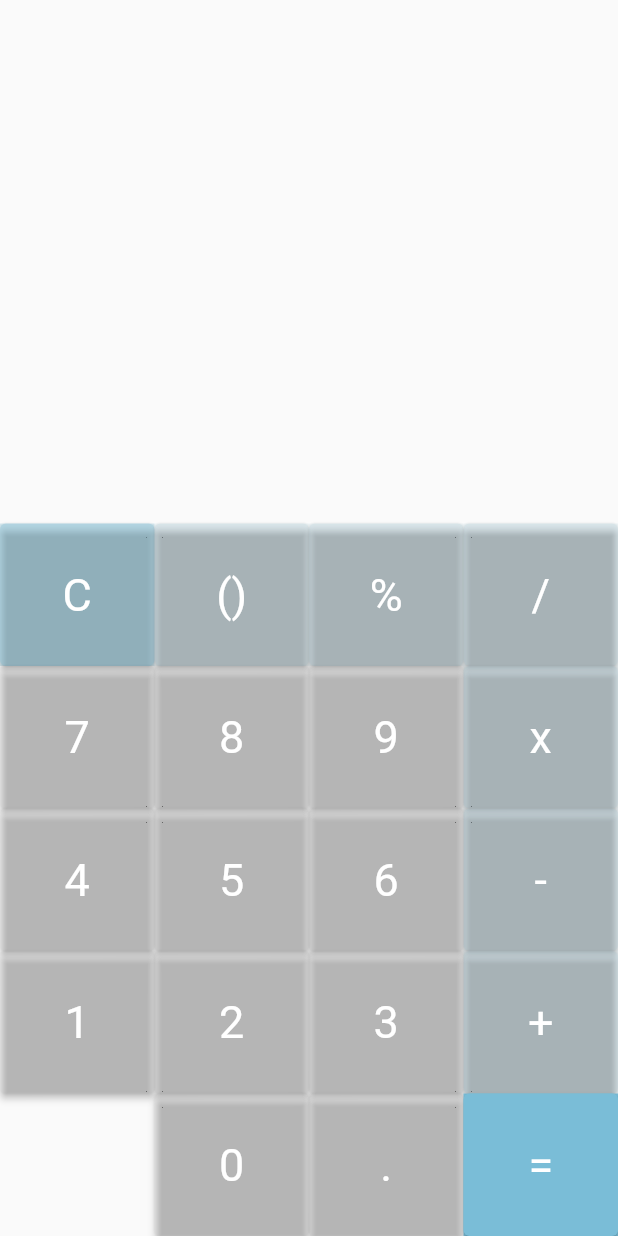
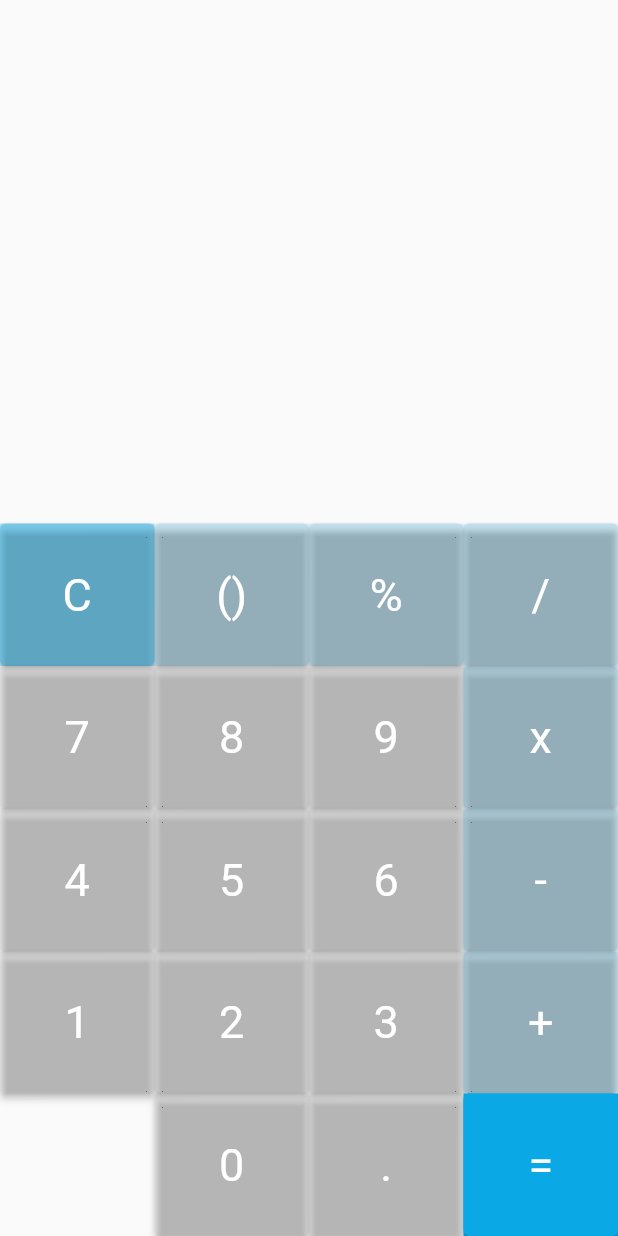
Before and after one commit to sunildubey/SimpleCalculator, a Flutter app: the screen it shows after launch, on a phone screen of 412 x 824 dp. Run offline on Flutter 3.47's test engine with Material 2 defaults, Android fonts, the phone set to English and light mode, and no system bars.

Commit message:
Some UI Changes

```diff
--- a/flutter_calculator/lib/constant.dart
+++ b/flutter_calculator/lib/constant.dart
@@ -1,12 +1,12 @@
 import 'package:flutter/material.dart';
 
-const kBackground = Color(0xFFF4FAFB);
+const kBackground = Color.fromARGB(255, 56, 58, 58);
 
-const kButtonBackground = Color(0xFF7ABDD7);
-const kCancelButtonBackground = Color(0xFF9FC3CF);
-const kTextColorBlack = Color(0xFF2C5364);
-const kTextColorWhite = Color(0xFFF4FAFB);
-const kTextColorDarkBlue = Color(0xFF2C7493);
+const kButtonBackground = Color.fromARGB(255, 11, 168, 230);
+const kCancelButtonBackground = Color.fromARGB(255, 76, 93, 98);
+const kTextColorBlack = Color.fromRGBO(23, 168, 231, 1);
+const kTextColorWhite = Color.fromARGB(255, 85, 87, 87);
+const kTextColorDarkBlue = Color.fromARGB(255, 4, 171, 242);
 
 const typeTextStyle = TextStyle(
   fontSize: 28,
--- a/flutter_calculator/lib/main.dart
+++ b/flutter_calculator/lib/main.dart
@@ -36,26 +36,29 @@ class _CalculatorState extends State<Calculator> {
   @override
   Widget build(BuildContext context) {
     return Column(
-      mainAxisAlignment: MainAxisAlignment.start,
       children: <Widget>[
         Expanded(
           child: Padding(
             padding: const EdgeInsets.symmetric(vertical: 30, horizontal: 20),
+            child: Align(
+              alignment: Alignment.bottomRight,
               child: Column(
-              mainAxisAlignment: MainAxisAlignment.spaceBetween,
-              crossAxisAlignment: CrossAxisAlignment.start,
+                mainAxisAlignment: MainAxisAlignment.end,
+                crossAxisAlignment: CrossAxisAlignment.end,
                 children: <Widget>[
                   Text(
                     displayInputs == null ? "" : "$displayInputs",
                     style: typeTextStyle,
                   ),
-                Align(
+                  Visibility(
+                    visible: result != null,
                     child: Text(
                       result == null ? "" : "$result",
                       style: kResultTextStyle,
                     ),
                   ),
                 ],
+              ),
             ),
           ),
         ),
```
Lines whose indentation alone changed are shown as unchanged.
